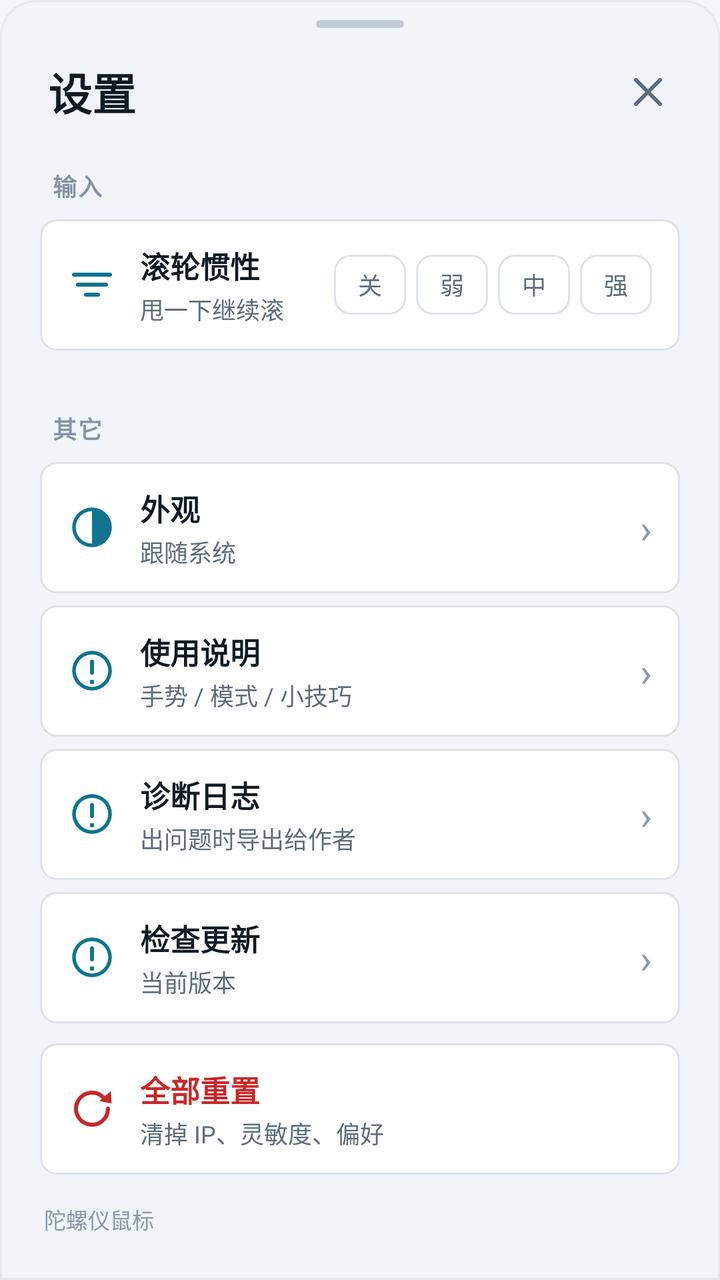
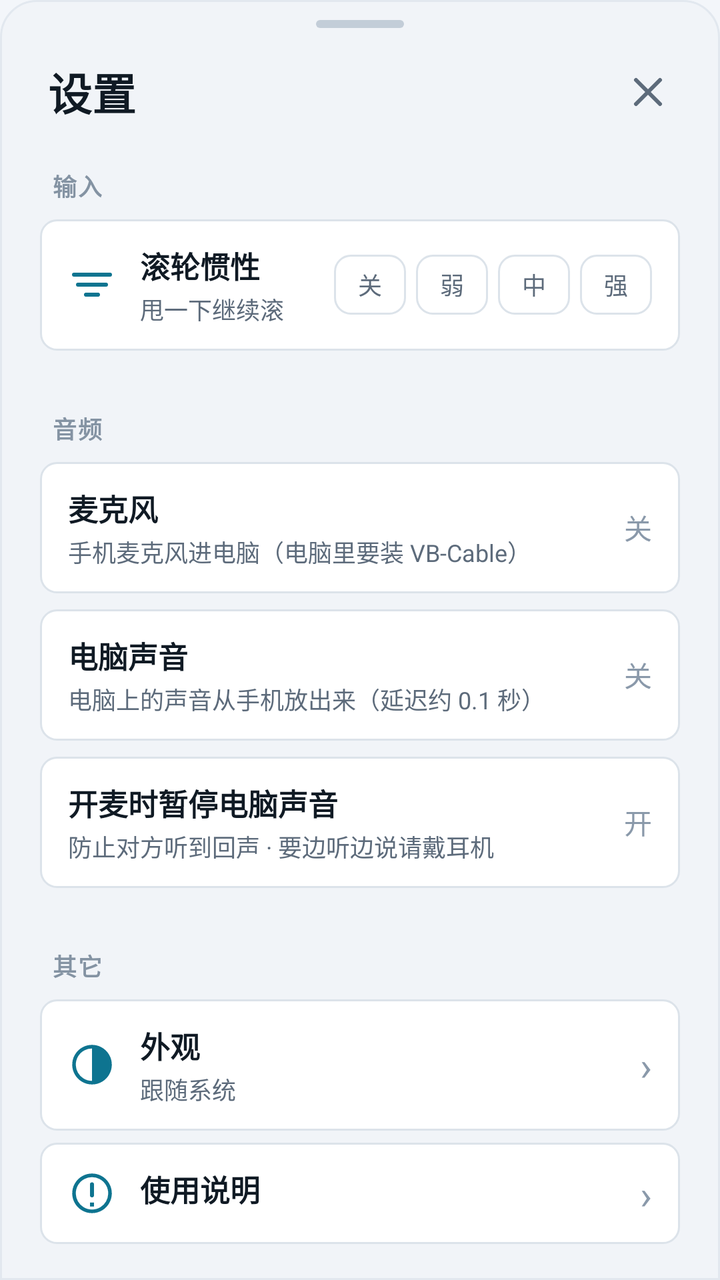

An Android layout rendered at two revisions. The XML below is the earlier revision; the diff shows what the commit changed to produce the second picture.
<!-- AndroidManifest.xml: application theme Theme.AirMouse -->
<!-- res/layout/sheet_settings.xml -->
<?xml version="1.0" encoding="utf-8"?>
<LinearLayout xmlns:android="http://schemas.android.com/apk/res/android"
    android:layout_width="match_parent"
    android:layout_height="wrap_content"
    android:background="@drawable/bg_panel"
    android:orientation="vertical"
    android:paddingBottom="18dp">

    
    <View
        android:layout_width="44dp"
        android:layout_height="4dp"
        android:layout_gravity="center_horizontal"
        android:layout_marginTop="10dp"
        android:layout_marginBottom="6dp"
        android:background="@drawable/bg_handle" />

    
    <LinearLayout
        android:layout_width="match_parent"
        android:layout_height="wrap_content"
        android:gravity="center_vertical"
        android:orientation="horizontal"
        android:paddingStart="24dp"
        android:paddingEnd="16dp"
        android:paddingTop="6dp"
        android:paddingBottom="4dp">

        <TextView
            android:layout_width="0dp"
            android:layout_height="wrap_content"
            android:layout_weight="1"
            android:text="设置"
            android:textColor="@color/text_primary"
            android:textSize="22sp"
            android:textStyle="bold" />

        <ImageView
            android:id="@+id/sheetClose"
            android:layout_width="40dp"
            android:layout_height="40dp"
            android:background="?attr/selectableItemBackgroundBorderless"
            android:contentDescription="关闭"
            android:padding="8dp"
            android:src="@drawable/ic_close" />
    </LinearLayout>

    
    <TextView
        style="@style/AirSection"
        android:text="输入" />

    <LinearLayout
        android:layout_width="match_parent"
        android:layout_height="wrap_content"
        android:layout_marginStart="20dp"
        android:layout_marginTop="6dp"
        android:layout_marginEnd="20dp"
        android:background="@drawable/bg_key"
        android:gravity="center_vertical"
        android:orientation="horizontal"
        android:paddingStart="14dp"
        android:paddingTop="12dp"
        android:paddingEnd="14dp"
        android:paddingBottom="12dp">

        <ImageView
            android:layout_width="24dp"
            android:layout_height="24dp"
            android:contentDescription=""
            android:src="@drawable/ic_sheet_inertia" />

        <LinearLayout
            android:layout_width="0dp"
            android:layout_height="wrap_content"
            android:layout_marginStart="12dp"
            android:layout_weight="1"
            android:orientation="vertical">

            <TextView
                android:layout_width="wrap_content"
                android:layout_height="wrap_content"
                android:text="滚轮惯性"
                android:textColor="@color/text_primary"
                android:textSize="15sp"
                android:textStyle="bold" />

            <TextView
                android:layout_width="wrap_content"
                android:layout_height="wrap_content"
                android:layout_marginTop="2dp"
                android:maxLines="1"
                android:text="甩一下继续滚"
                android:textColor="@color/text_dim"
                android:textSize="12sp" />
        </LinearLayout>

        <TextView
            android:id="@+id/chipFling0"
            style="@style/AirChipSmall"
            android:text="关" />

        <TextView
            android:id="@+id/chipFling1"
            style="@style/AirChipSmall"
            android:text="弱" />

        <TextView
            android:id="@+id/chipFling2"
            style="@style/AirChipSmall"
            android:text="中" />

        <TextView
            android:id="@+id/chipFling3"
            style="@style/AirChipSmall"
            android:text="强" />
    </LinearLayout>

    
    <TextView
        style="@style/AirSection"
        android:layout_marginTop="16dp"
        android:text="其它" />

    <LinearLayout
        android:id="@+id/rowAppearance"
        android:layout_width="match_parent"
        android:layout_height="wrap_content"
        android:layout_marginStart="20dp"
        android:layout_marginTop="6dp"
        android:layout_marginEnd="20dp"
        android:background="@drawable/bg_key"
        android:gravity="center_vertical"
        android:orientation="horizontal"
        android:paddingStart="14dp"
        android:paddingTop="12dp"
        android:paddingEnd="14dp"
        android:paddingBottom="12dp">

        <ImageView
            android:layout_width="24dp"
            android:layout_height="24dp"
            android:contentDescription=""
            android:src="@drawable/ic_sheet_theme" />

        <LinearLayout
            android:layout_width="0dp"
            android:layout_height="wrap_content"
            android:layout_marginStart="12dp"
            android:layout_weight="1"
            android:orientation="vertical">

            <TextView
                android:layout_width="wrap_content"
                android:layout_height="wrap_content"
                android:text="外观"
                android:textColor="@color/text_primary"
                android:textSize="15sp"
                android:textStyle="bold" />

            <TextView
                android:id="@+id/tvAppearance"
                android:layout_width="wrap_content"
                android:layout_height="wrap_content"
                android:layout_marginTop="2dp"
                android:text="跟随系统"
                android:textColor="@color/text_dim"
                android:textSize="12sp" />
        </LinearLayout>

        <TextView
            android:layout_width="wrap_content"
            android:layout_height="wrap_content"
            android:text="›"
            android:textColor="@color/hint"
            android:textSize="20sp" />
    </LinearLayout>

    <LinearLayout
        android:id="@+id/rowHelp"
        android:layout_width="match_parent"
        android:layout_height="wrap_content"
        android:layout_marginStart="20dp"
        android:layout_marginTop="6dp"
        android:layout_marginEnd="20dp"
        android:background="@drawable/bg_key"
        android:gravity="center_vertical"
        android:orientation="horizontal"
        android:paddingStart="14dp"
        android:paddingTop="12dp"
        android:paddingEnd="14dp"
        android:paddingBottom="12dp">

        <ImageView
            android:layout_width="24dp"
            android:layout_height="24dp"
            android:contentDescription=""
            android:src="@drawable/ic_sheet_info" />

        <LinearLayout
            android:layout_width="0dp"
            android:layout_height="wrap_content"
            android:layout_marginStart="12dp"
            android:layout_weight="1"
            android:orientation="vertical">

            <TextView
                android:layout_width="wrap_content"
                android:layout_height="wrap_content"
                android:text="使用说明"
                android:textColor="@color/text_primary"
                android:textSize="15sp"
                android:textStyle="bold" />

            <TextView
                android:layout_width="wrap_content"
                android:layout_height="wrap_content"
                android:layout_marginTop="2dp"
                android:text="手势 / 模式 / 小技巧"
                android:textColor="@color/text_dim"
                android:textSize="12sp" />
        </LinearLayout>

        <TextView
            android:layout_width="wrap_content"
            android:layout_height="wrap_content"
            android:text="›"
            android:textColor="@color/hint"
            android:textSize="20sp" />
    </LinearLayout>

    <LinearLayout
        android:id="@+id/rowDiag"
        android:layout_width="match_parent"
        android:layout_height="wrap_content"
        android:layout_marginStart="20dp"
        android:layout_marginTop="6dp"
        android:layout_marginEnd="20dp"
        android:background="@drawable/bg_key"
        android:gravity="center_vertical"
        android:orientation="horizontal"
        android:paddingStart="14dp"
        android:paddingTop="12dp"
        android:paddingEnd="14dp"
        android:paddingBottom="12dp">

        <ImageView
            android:layout_width="24dp"
            android:layout_height="24dp"
            android:contentDescription=""
            android:src="@drawable/ic_sheet_info" />

        <LinearLayout
            android:layout_width="0dp"
            android:layout_height="wrap_content"
            android:layout_marginStart="12dp"
            android:layout_weight="1"
            android:orientation="vertical">

            <TextView
                android:layout_width="wrap_content"
                android:layout_height="wrap_content"
                android:text="诊断日志"
                android:textColor="@color/text_primary"
                android:textSize="15sp"
                android:textStyle="bold" />

            <TextView
                android:layout_width="wrap_content"
                android:layout_height="wrap_content"
                android:layout_marginTop="2dp"
                android:text="出问题时导出给作者"
                android:textColor="@color/text_dim"
                android:textSize="12sp" />
        </LinearLayout>

        <TextView
            android:layout_width="wrap_content"
            android:layout_height="wrap_content"
            android:text="›"
            android:textColor="@color/hint"
            android:textSize="20sp" />
    </LinearLayout>

    <LinearLayout
        android:id="@+id/rowUpdate"
        android:layout_width="match_parent"
        android:layout_height="wrap_content"
        android:layout_marginStart="20dp"
        android:layout_marginTop="6dp"
        android:layout_marginEnd="20dp"
        android:background="@drawable/bg_key"
        android:gravity="center_vertical"
        android:orientation="horizontal"
        android:paddingStart="14dp"
        android:paddingTop="12dp"
        android:paddingEnd="14dp"
        android:paddingBottom="12dp">

        <ImageView
            android:layout_width="24dp"
            android:layout_height="24dp"
            android:contentDescription=""
            android:src="@drawable/ic_sheet_info" />

        <LinearLayout
            android:layout_width="0dp"
            android:layout_height="wrap_content"
            android:layout_marginStart="12dp"
            android:layout_weight="1"
            android:orientation="vertical">

            <TextView
                android:layout_width="wrap_content"
                android:layout_height="wrap_content"
                android:text="检查更新"
                android:textColor="@color/text_primary"
                android:textSize="15sp"
                android:textStyle="bold" />

            <TextView
                android:id="@+id/tvUpdateSub"
                android:layout_width="wrap_content"
                android:layout_height="wrap_content"
                android:layout_marginTop="2dp"
                android:text="当前版本"
                android:textColor="@color/text_dim"
                android:textSize="12sp" />
        </LinearLayout>

        <TextView
            android:layout_width="wrap_content"
            android:layout_height="wrap_content"
            android:text="›"
            android:textColor="@color/hint"
            android:textSize="20sp" />
    </LinearLayout>
    <LinearLayout
        android:id="@+id/rowReset"
        android:layout_width="match_parent"
        android:layout_height="wrap_content"
        android:layout_marginStart="20dp"
        android:layout_marginTop="10dp"
        android:layout_marginEnd="20dp"
        android:background="@drawable/bg_key"
        android:gravity="center_vertical"
        android:orientation="horizontal"
        android:paddingStart="14dp"
        android:paddingTop="12dp"
        android:paddingEnd="14dp"
        android:paddingBottom="12dp">

        <ImageView
            android:layout_width="24dp"
            android:layout_height="24dp"
            android:contentDescription=""
            android:src="@drawable/ic_sheet_reset" />

        <LinearLayout
            android:layout_width="0dp"
            android:layout_height="wrap_content"
            android:layout_marginStart="12dp"
            android:layout_weight="1"
            android:orientation="vertical">

            <TextView
                android:layout_width="wrap_content"
                android:layout_height="wrap_content"
                android:text="全部重置"
                android:textColor="@color/danger"
                android:textSize="15sp"
                android:textStyle="bold" />

            <TextView
                android:layout_width="wrap_content"
                android:layout_height="wrap_content"
                android:layout_marginTop="2dp"
                android:text="清掉 IP、灵敏度、偏好"
                android:textColor="@color/text_dim"
                android:textSize="12sp" />
        </LinearLayout>
    </LinearLayout>

    <TextView
        android:id="@+id/sheetVersion"
        android:layout_width="match_parent"
        android:layout_height="wrap_content"
        android:layout_marginStart="22dp"
        android:layout_marginTop="14dp"
        android:text="陀螺仪鼠标"
        android:textColor="@color/hint"
        android:textSize="11sp" />
</LinearLayout>
<!-- resources referenced by this layout -->
<resources>
  <color name="danger">#FFC62828</color>
  <color name="hint">#FF8A99AA</color>
  <color name="text_dim">#FF5D6B7B</color>
  <color name="text_primary">#FF101A24</color>
  <!-- drawable bg_handle (drawable) -->
  <?xml version="1.0" encoding="utf-8"?>
  <shape xmlns:android="http://schemas.android.com/apk/res/android"
      android:shape="rectangle">
      <solid android:color="@color/handle" />
      <corners android:radius="2dp" />
  </shape>
  <!-- drawable bg_key (drawable) -->
  <?xml version="1.0" encoding="utf-8"?>
  <ripple xmlns:android="http://schemas.android.com/apk/res/android"
      android:color="@color/key_ripple">
      <item>
          <shape android:shape="rectangle">
              <corners android:radius="8dp" />
              <solid android:color="@color/key_bg" />
              <stroke
                  android:width="1dp"
                  android:color="@color/key_stroke" />
          </shape>
      </item>
  </ripple>
  <!-- drawable bg_panel (drawable) -->
  <?xml version="1.0" encoding="utf-8"?>
  <shape xmlns:android="http://schemas.android.com/apk/res/android"
      android:shape="rectangle">
      <corners
          android:topLeftRadius="18dp"
          android:topRightRadius="18dp" />
      <solid android:color="@color/panel_bg" />
      <stroke
          android:width="1dp"
          android:color="@color/panel_stroke" />
  </shape>
  <!-- drawable ic_close (drawable) -->
  <vector xmlns:android="http://schemas.android.com/apk/res/android"
      android:width="24dp"
      android:height="24dp"
      android:viewportWidth="24"
      android:viewportHeight="24">
      <path
          android:strokeColor="@color/text_dim"
          android:strokeWidth="2"
          android:strokeLineCap="round"
          android:pathData="M6,6l12,12M18,6l-12,12" />
  </vector>
  <!-- drawable ic_sheet_reset (drawable) -->
  <vector xmlns:android="http://schemas.android.com/apk/res/android"
      android:width="24dp"
      android:height="24dp"
      android:viewportWidth="24"
      android:viewportHeight="24">
      
      <path
          android:strokeColor="@color/danger"
          android:strokeWidth="2"
          android:strokeLineCap="round"
          android:pathData="M20,12a8,8 0 1,1 -2.4,-5.7" />
      <path
          android:fillColor="@color/danger"
          android:pathData="M21.4,3.2l0.4,6.2l-6.1,-1.2z" />
  </vector>
  <!-- drawable ic_sheet_theme (drawable) -->
  <vector xmlns:android="http://schemas.android.com/apk/res/android"
      android:width="24dp"
      android:height="24dp"
      android:viewportWidth="24"
      android:viewportHeight="24">
      
      <path
          android:strokeColor="@color/accent"
          android:strokeWidth="1.8"
          android:pathData="M12,3a9,9 0 1,0 0.01,0z" />
      <path
          android:fillColor="@color/accent"
          android:pathData="M12,3a9,9 0 0,1 0,18z" />
  </vector>
  <style name="AirChipSmall">
          <item name="android:layout_width">36dp</item>
          <item name="android:layout_height">30dp</item>
          <item name="android:layout_marginStart">5dp</item>
          <item name="android:background">@drawable/bg_key</item>
          <item name="android:gravity">center</item>
          <item name="android:textColor">@color/text_dim</item>
          <item name="android:textSize">12sp</item>
          <item name="android:clickable">true</item>
          <item name="android:focusable">true</item>
      </style>
  <color name="handle">#FFC3CDD8</color>
  <color name="key_ripple">#330E7490</color>
  <color name="key_bg">#FFFFFFFF</color>
  <color name="key_stroke">#FFDCE3EA</color>
  <color name="panel_bg">#FFF1F4F8</color>
  <color name="panel_stroke">#FFE2E8EF</color>
  <color name="accent">#FF0E7490</color>
  <color name="section">#FF8493A3</color>
  <color name="on_accent">#FFFFFFFF</color>
  <color name="accent_soft">#FFDCEFF5</color>
  <color name="on_primary_container">#FF05505F</color>
  <color name="surface">#FFFFFFFF</color>
  <color name="surface_2">#FFEDF1F6</color>
  <color name="stroke">#FFD3DCE6</color>
  <color name="bg">#FFF3F6FA</color>
  <!-- unchanged entries left out for length: 4 -->
</resources>

<!-- the commit's change to res/layout/sheet_settings.xml (unified diff, before → after) -->
@@ -120,6 +120,154 @@
     <TextView
         style="@style/AirSection"
         android:layout_marginTop="16dp"
+        android:text="音频" />
+
+    <LinearLayout
+        android:id="@+id/rowAudioMic"
+        android:layout_width="match_parent"
+        android:layout_height="wrap_content"
+        android:layout_marginStart="20dp"
+        android:layout_marginTop="6dp"
+        android:layout_marginEnd="20dp"
+        android:background="@drawable/bg_key"
+        android:gravity="center_vertical"
+        android:orientation="horizontal"
+        android:paddingStart="14dp"
+        android:paddingTop="12dp"
+        android:paddingEnd="14dp"
+        android:paddingBottom="12dp">
+
+        <LinearLayout
+            android:layout_width="0dp"
+            android:layout_height="wrap_content"
+            android:layout_weight="1"
+            android:orientation="vertical">
+
+            <TextView
+                android:layout_width="wrap_content"
+                android:layout_height="wrap_content"
+                android:text="麦克风"
+                android:textColor="@color/text_primary"
+                android:textSize="15sp"
+                android:textStyle="bold" />
+
+            <TextView
+                android:layout_width="wrap_content"
+                android:layout_height="wrap_content"
+                android:layout_marginTop="2dp"
+                android:text="手机麦克风进电脑（电脑里要装 VB-Cable）"
+                android:textColor="@color/text_dim"
+                android:textSize="12sp" />
+        </LinearLayout>
+
+        <TextView
+            android:id="@+id/tvAudioMic"
+            android:layout_width="wrap_content"
+            android:layout_height="wrap_content"
+            android:text="关"
+            android:textColor="@color/hint"
+            android:textSize="14sp" />
+    </LinearLayout>
+
+    <LinearLayout
+        android:id="@+id/rowAudioMedia"
+        android:layout_width="match_parent"
+        android:layout_height="wrap_content"
+        android:layout_marginStart="20dp"
+        android:layout_marginTop="8dp"
+        android:layout_marginEnd="20dp"
+        android:background="@drawable/bg_key"
+        android:gravity="center_vertical"
+        android:orientation="horizontal"
+        android:paddingStart="14dp"
+        android:paddingTop="12dp"
+        android:paddingEnd="14dp"
+        android:paddingBottom="12dp">
+
+        <LinearLayout
+            android:layout_width="0dp"
+            android:layout_height="wrap_content"
+            android:layout_weight="1"
+            android:orientation="vertical">
+
+            <TextView
+                android:layout_width="wrap_content"
+                android:layout_height="wrap_content"
+                android:text="电脑声音"
+                android:textColor="@color/text_primary"
+                android:textSize="15sp"
+                android:textStyle="bold" />
+
+            <TextView
+                android:layout_width="wrap_content"
+                android:layout_height="wrap_content"
+                android:layout_marginTop="2dp"
+                android:text="电脑上的声音从手机放出来（延迟约 0.1 秒）"
+                android:textColor="@color/text_dim"
+                android:textSize="12sp" />
+        </LinearLayout>
+
+        <TextView
+            android:id="@+id/tvAudioMedia"
+            android:layout_width="wrap_content"
+            android:layout_height="wrap_content"
+            android:text="关"
+            android:textColor="@color/hint"
+            android:textSize="14sp" />
+    </LinearLayout>
+
+    
+    <LinearLayout
+        android:id="@+id/rowAudioPriority"
+        android:layout_width="match_parent"
+        android:layout_height="wrap_content"
+        android:layout_marginStart="20dp"
+        android:layout_marginTop="8dp"
+        android:layout_marginEnd="20dp"
+        android:background="@drawable/bg_key"
+        android:gravity="center_vertical"
+        android:orientation="horizontal"
+        android:paddingStart="14dp"
+        android:paddingTop="12dp"
+        android:paddingEnd="14dp"
+        android:paddingBottom="12dp">
+
+        <LinearLayout
+            android:layout_width="0dp"
+            android:layout_height="wrap_content"
+            android:layout_weight="1"
+            android:orientation="vertical">
+
+            <TextView
+                android:layout_width="wrap_content"
+                android:layout_height="wrap_content"
+                android:text="开麦时暂停电脑声音"
+                android:textColor="@color/text_primary"
+                android:textSize="15sp"
+                android:textStyle="bold" />
+
+            <TextView
+                android:layout_width="wrap_content"
+                android:layout_height="wrap_content"
+                android:layout_marginTop="2dp"
+                android:text="防止对方听到回声 · 要边听边说请戴耳机"
+                android:textColor="@color/text_dim"
+                android:textSize="12sp" />
+        </LinearLayout>
+
+        <TextView
+            android:id="@+id/tvAudioPriority"
+            android:layout_width="wrap_content"
+            android:layout_height="wrap_content"
+            android:text="开"
+            android:textColor="@color/hint"
+            android:textSize="14sp" />
+    </LinearLayout>
+
+    
+    <TextView
+        style="@style/AirSection"
+        android:layout_marginTop="16dp"
         android:text="其它" />
 
     <LinearLayout
